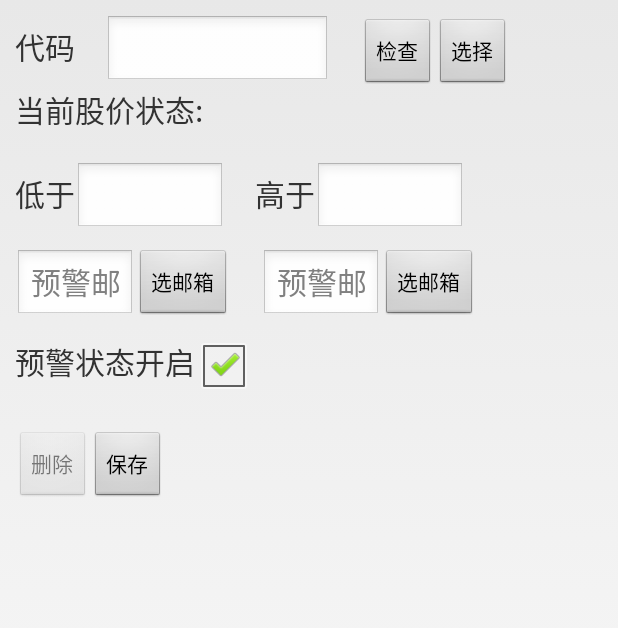
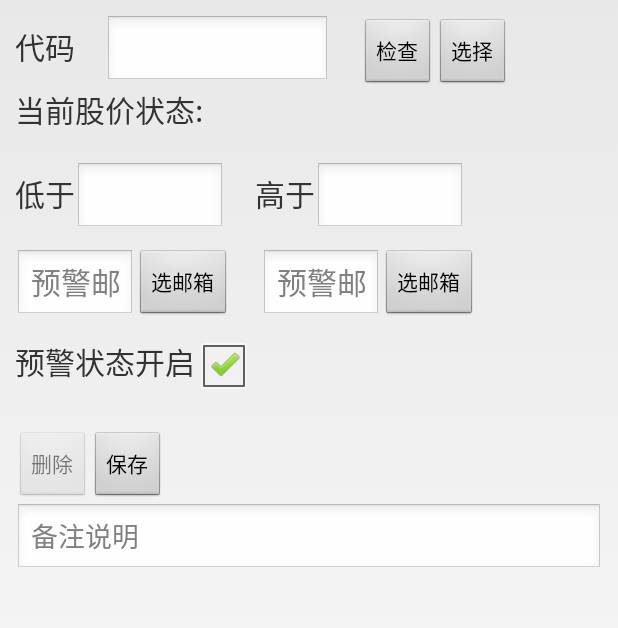
Before and after one commit to leochenn/SSttoocckk, an Android app: the StockDetailActivity screen opened directly, with no data from a screen before it, on a phone screen of 412 x 824 dp. Shown: the top 628 px of the screen. Run offline under Robolectric (Android 15) with nearby library versions, the phone set to English and light mode, and no system bars; pictures from the network do not load.

Commit message:
增加备注

```diff
--- a/app/src/main/java/com/leo/stock/Bean/LocalBean.java
+++ b/app/src/main/java/com/leo/stock/Bean/LocalBean.java
@@ -15,6 +15,7 @@ public class LocalBean implements Serializable {
 
     public boolean monitorEnable;
     public String email1, email2;
+    public String backup;
 
     public boolean hasEmail() {
         return !TextUtils.isEmpty(email1) || !TextUtils.isEmpty(email2);
--- a/app/src/main/java/com/leo/stock/ui/StockDetailActivity.java
+++ b/app/src/main/java/com/leo/stock/ui/StockDetailActivity.java
@@ -30,7 +30,7 @@ public class StockDetailActivity extends Activity {
     private static final String KEY_CODE = "code";
 
     private Button btnDelete;
-    private EditText editCode, editLow, editHigh, editEmail1, editEmail2;
+    private EditText editCode, editLow, editHigh, editEmail1, editEmail2, editBackup;
     private TextView tvCurrentPrice;
     private CheckBox checkBox;
 
@@ -44,6 +44,7 @@ public class StockDetailActivity extends Activity {
         btnDelete = findViewById(R.id.btn_delete);
         tvCurrentPrice = findViewById(R.id.tv_currentPrice);
 
+        editBackup = findViewById(R.id.edit_backup);
         editCode = findViewById(R.id.edit_code);
         editLow = findViewById(R.id.edit_low);
         editHigh = findViewById(R.id.edit_high);
@@ -80,6 +81,10 @@ public class StockDetailActivity extends Activity {
             editEmail2.setText(localBean.email2);
         }
         checkBox.setChecked(localBean.monitorEnable);
+
+        if (!TextUtils.isEmpty(localBean.backup)) {
+            editBackup.setText(localBean.backup);
+        }
     }
 
     public void delete(View view) {
@@ -122,6 +127,7 @@ public class StockDetailActivity extends Activity {
         localBean.monitorEnable = checkBox.isChecked();
         localBean.email1 = editEmail1.getText().toString().trim();
         localBean.email2 = editEmail2.getText().toString().trim();
+        localBean.backup = editBackup.getText().toString().trim();
 
         stockDetailBiz.saveOrUpdate(localBean);
     }
--- a/app/src/main/res/layout/activity_stock_detail.xml
+++ b/app/src/main/res/layout/activity_stock_detail.xml
@@ -161,4 +161,10 @@
             android:onClick="save"
             android:text="保存" />
     </LinearLayout>
+
+    <EditText
+        android:id="@+id/edit_backup"
+        android:hint="备注说明"
+        android:layout_width="match_parent"
+        android:layout_height="wrap_content"/>
 </LinearLayout>
```
